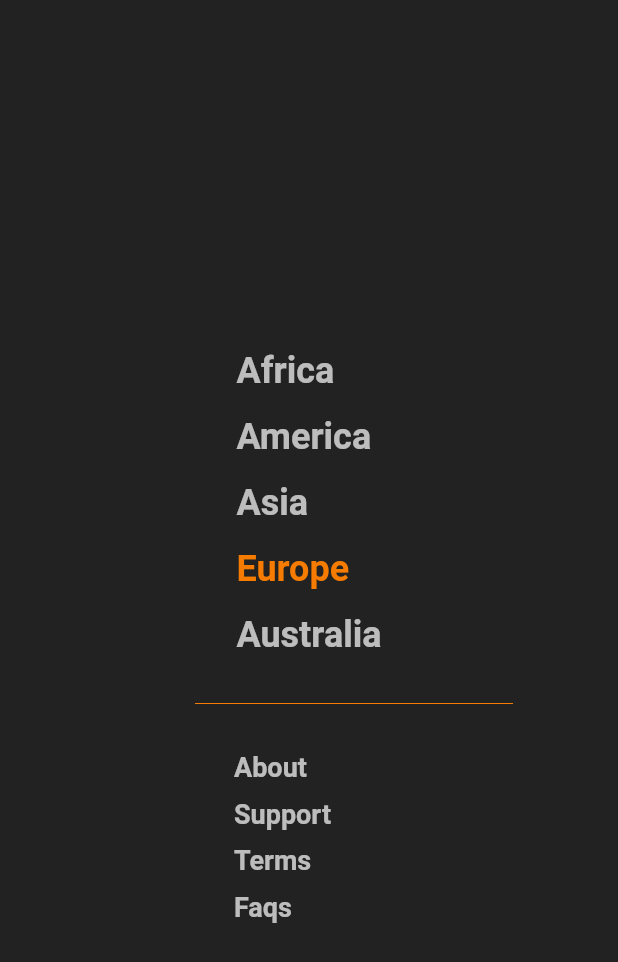
After one commit to CarmineToriello95/travel_app_ui, a Flutter app: the CustomDrawer screen opened directly, on a phone screen of 412 x 824 dp. The commit adds this screen. Shown: the top 962 px of the screen. Run offline on Flutter 3.47's test engine with Material 2 defaults, Android fonts, the phone set to English and light mode, and no system bars; our stand-ins replace font_awesome_flutter; missing offline and left inert: tridimensional_drawer.

Commit message:
Added custom drawer

```diff
--- a/lib/app.dart
+++ b/lib/app.dart
@@ -1,4 +1,5 @@
 import 'package:flutter/material.dart';
+import 'package:travel_app_ui/custom_drawer.dart';
 import 'package:tridimensional_drawer/tridimensional_drawer.dart';
 
 import 'main_page.dart';
@@ -21,14 +22,11 @@ class _AppState extends State<App> {
   @override
   Widget build(BuildContext context) {
     return TridimensionalDrawer(
-      drawer: Opacity(
-        opacity: 0.8,
-        child: Container(
-          decoration: BoxDecoration(
-            color: Colors.black,
-          ),
-        ),
-      ),
+      // drawer: Container(
+      // decoration: BoxDecoration(
+      //       color: Colors.black87,
+      //     ),),
+      drawer: CustomDrawer(),
       mainPage: MainPage(controller),
       backgroundPage: Container(
           height: MediaQuery.of(context).size.height,
--- /dev/null
+++ b/lib/custom_drawer.dart
@@ -0,0 +1,134 @@
+import 'package:flutter/material.dart';
+
+class CustomDrawer extends StatefulWidget {
+  @override
+  _CustomDrawerState createState() => _CustomDrawerState();
+}
+
+class _CustomDrawerState extends State<CustomDrawer> {
+  @override
+  Widget build(BuildContext context) {
+    return Scaffold(
+      backgroundColor: Colors.black87,
+      body: SafeArea(
+        child: Column(
+          mainAxisAlignment: MainAxisAlignment.center,
+          children: <Widget>[
+            SizedBox(
+              height: 24.0,
+            ),
+            Column(
+              crossAxisAlignment: CrossAxisAlignment.start,
+              children: <Widget>[
+                ContinentsItem(
+                  text: 'Africa',
+                ),
+                SizedBox(
+                  height: 16.0,
+                ),
+                ContinentsItem(
+                  text: 'America',
+                ),
+                SizedBox(
+                  height: 16.0,
+                ),
+                ContinentsItem(
+                  text: 'Asia',
+                ),
+                SizedBox(
+                  height: 16.0,
+                ),
+                ContinentsItem(
+                  text: 'Europe',
+                  color: Colors.orange[700],
+                ),
+                SizedBox(
+                  height: 16.0,
+                ),
+                ContinentsItem(
+                  text: 'Australia',
+                ),
+              ],
+            ),
+            SizedBox(
+              height: 24.0,
+            ),
+            Divider(
+              color: Colors.orange[700],
+              indent: 130.0,
+              endIndent: 70.0,
+            ),
+            SizedBox(
+              height: 24.0,
+            ),
+            Column(
+              children: <Widget>[
+                InfoItem(
+                  text: 'About',
+                ),
+                SizedBox(
+                  height: 10.0,
+                ),
+                InfoItem(
+                  text: 'Support',
+                ),
+                SizedBox(
+                  height: 10.0,
+                ),
+                InfoItem(
+                  text: 'Terms',
+                ),
+                SizedBox(
+                  height: 10.0,
+                ),
+                InfoItem(
+                  text: 'Faqs',
+                ),
+              ],
+            ),
+          ],
+        ),
+      ),
+    );
+  }
+}
+
+class ContinentsItem extends StatelessWidget {
+  final String text;
+  final Color color;
+  ContinentsItem({this.text, this.color = Colors.white70});
+
+  @override
+  Widget build(BuildContext context) {
+    return Text(
+      text,
+      textAlign: TextAlign.left,
+      style: TextStyle(
+        color: color,
+        fontWeight: FontWeight.bold,
+        fontSize: 24.0,
+      ),
+    );
+  }
+}
+
+class InfoItem extends StatelessWidget {
+  final String text;
+
+  InfoItem({this.text});
+
+  @override
+  Widget build(BuildContext context) {
+    return Container(
+      width: 100.0,
+      child: Text(
+        text,
+        style: TextStyle(
+          color: Colors.white70,
+          fontWeight: FontWeight.bold,
+          fontSize: 18.0,
+        ),
+      ),
+    );
+  }
+}
```
